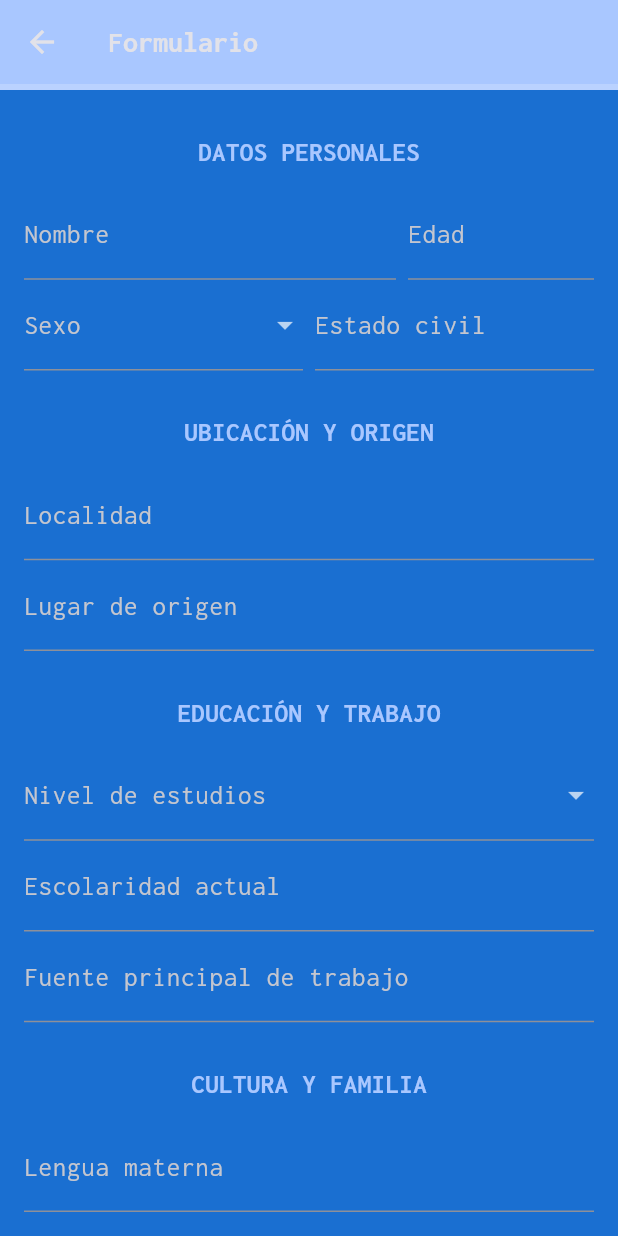
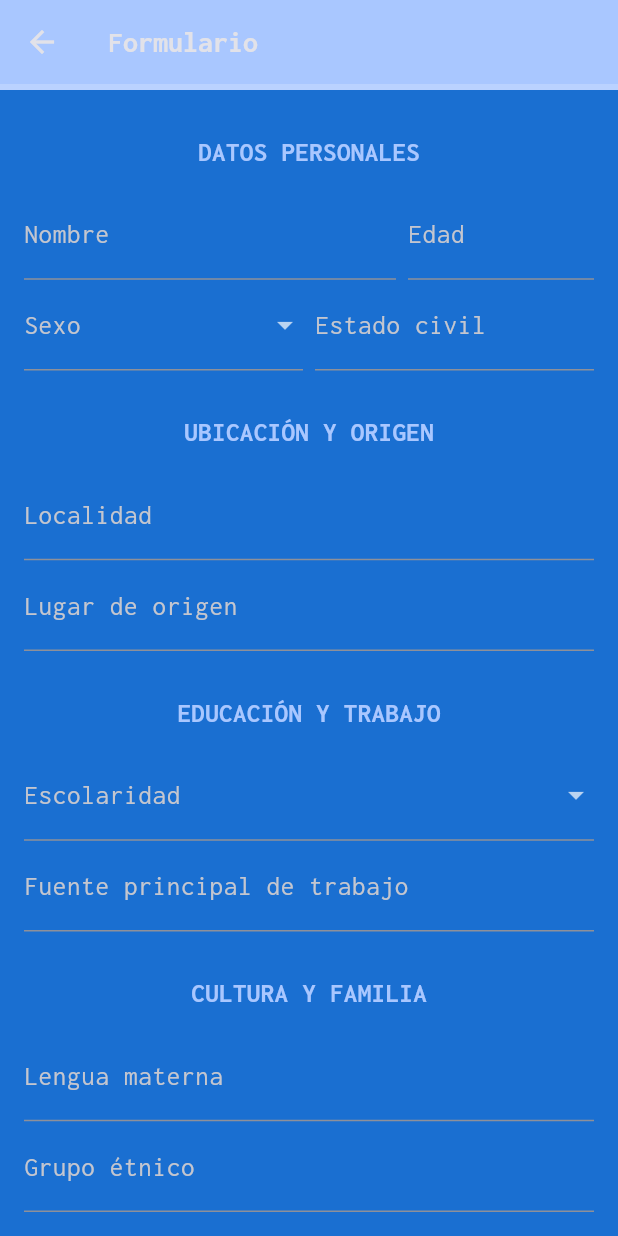
Before and after one commit to RafaelDiaz01/App-Tarantulas, a Flutter app: the FormScreen screen opened directly, on a phone screen of 412 x 824 dp. Run offline on Flutter 3.47's test engine with Material 3 defaults, Android fonts, the phone set to English and light mode, and no system bars; our stand-ins replace google_fonts, lottie.

Commit message:
Actualizacion en form_screen para los estilos tambien se actualiza la forma del llenado de unos campos

```diff
--- a/lib/screens/form_screen.dart
+++ b/lib/screens/form_screen.dart
@@ -1,5 +1,8 @@
 import 'package:flutter/material.dart';
 import '../configurations/app_theme.dart'; // Importa tu tema
+
+// Define el color azul claro que quieres usar (puedes usar uno del tema o definir uno aquí)
+final Color azulClaro = const Color(0xFF42A5F5); // Azul claro, puedes cambiarlo
 
 class FormScreen extends StatefulWidget {
   const FormScreen({super.key});
@@ -188,13 +191,19 @@ class _FormScreenState extends State<FormScreen>
                   Expanded(
                     child: DropdownButtonFormField<String>(
                       value: _sexo,
+                      dropdownColor: appColorScheme.background,
                       decoration: InputDecoration(labelText: 'Sexo'),
                       items:
                           ['Masculino', 'Femenino', 'Otro']
                               .map(
                                 (sexo) => DropdownMenuItem(
                                   value: sexo,
-                                  child: Text(sexo),
+                                  child: Text(
+                                    sexo,
+                                    style: TextStyle(
+                                      color: azulClaro,
+                                    ), // Cambia el color aquí
+                                  ),
                                 ),
                               )
                               .toList(),
@@ -234,7 +243,8 @@ class _FormScreenState extends State<FormScreen>
                     _nivelEstudiosController.text.isEmpty
                         ? null
                         : _nivelEstudiosController.text,
-                decoration: InputDecoration(labelText: 'Nivel de estudios'),
+                dropdownColor: appColorScheme.background,
+                decoration: InputDecoration(labelText: 'Escolaridad'),
                 items:
                     [
                           'Primaria',
@@ -258,10 +268,6 @@ class _FormScreenState extends State<FormScreen>
                 },
               ),
               TextField(
-                controller: _escolaridadController,
-                decoration: InputDecoration(labelText: 'Escolaridad actual'),
-              ),
-              TextField(
                 controller: _fuenteTrabajoController,
                 decoration: InputDecoration(
                   labelText: 'Fuente principal de trabajo',
@@ -278,11 +284,34 @@ class _FormScreenState extends State<FormScreen>
                 controller: _grupoEtnicoController,
                 decoration: InputDecoration(labelText: 'Grupo étnico'),
               ),
-              TextField(
-                controller: _tenenciaTierraController,
+              DropdownButtonFormField<String>(
+                value:
+                    _tenenciaTierraController.text.isEmpty
+                        ? null
+                        : _tenenciaTierraController.text,
+                dropdownColor: appColorScheme.background,
+
                 decoration: InputDecoration(
                   labelText: 'Tenencia de la tierra (comunal, privada)',
                 ),
+                items:
+                    ['Comunal', 'Privada']
+                        .map(
+                          (opcion) => DropdownMenuItem(
+                            value: opcion,
+                            child: Text(
+                              opcion,
+                              style: TextStyle(color: azulClaro), // Mismo color
+                            ),
+                          ),
+                        )
+                        .toList(),
+                onChanged: (value) {
+                  setState(() {
+                    _tenenciaTierraController.text = value!;
+                    _updateProgress();
+                  });
+                },
               ),
               TextField(
                 controller: _numHijosController,
```
